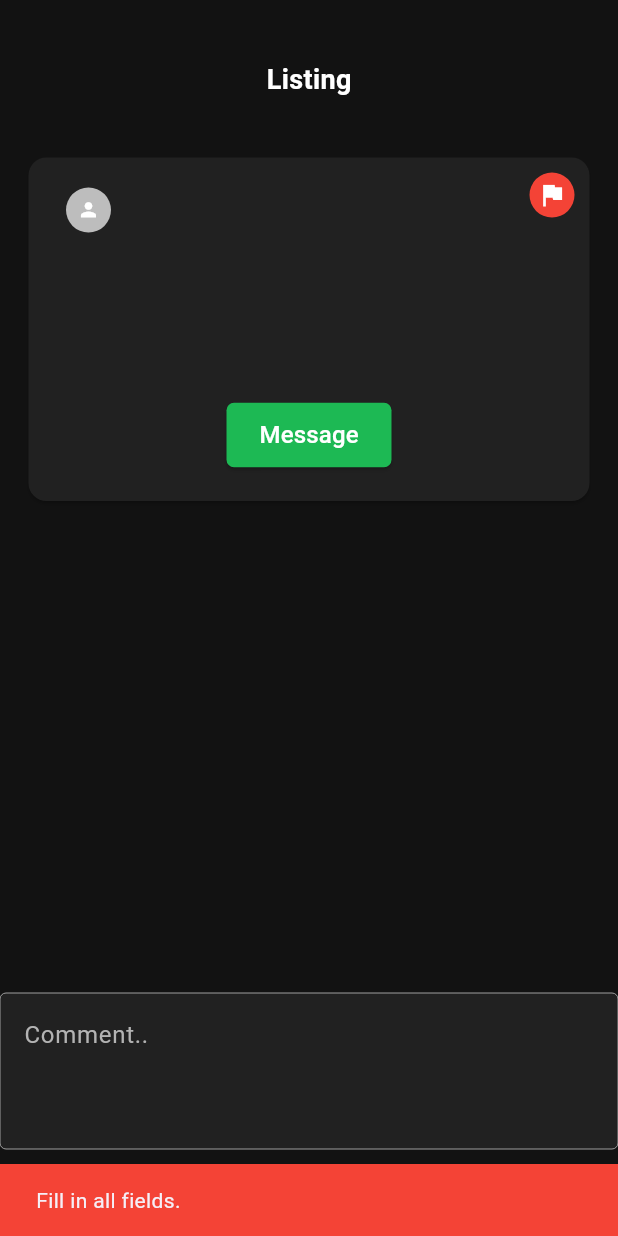
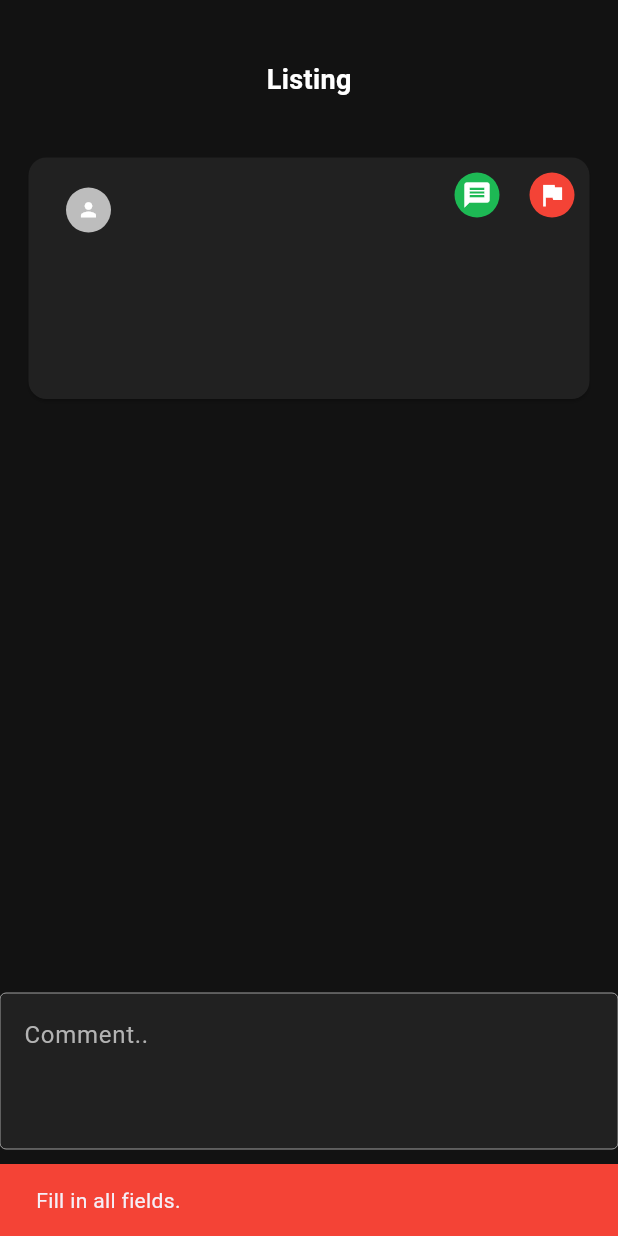
Before and after one commit to asaintpi/Eco_Connect115A, a Flutter app: the ViewPost screen opened directly with empty values, after a tap on "Comment", on a phone screen of 412 x 824 dp. Run offline on Flutter 3.47's test engine with Material 3 defaults, Android fonts, the phone set to English and light mode, and no system bars; drawn by our look-alikes of firebase_database; our stand-ins replace cloud_firestore, firebase_auth, firebase_core, firebase_messaging, firebase_storage, flutter_local_notifications and 5 more; missing offline and left inert: firebase_auth_platform_interface; accounts and stored records are empty.

Commit message:
restyle message button

```diff
--- a/lib/post_listing.dart
+++ b/lib/post_listing.dart
@@ -3,114 +3,87 @@ import 'package:flutter/material.dart';
 import 'chat.dart';
 
 class PostListing extends StatefulWidget {
+  const PostListing({Key? key, required this.post, required this.postKey}) : super(key: key);
 
-  const PostListing({super.key, required Map this.post, required String this.postKey});
   final Map post;
   final String postKey;
 
-
   @override
-  _PostListingState createState() => _PostListingState(post: post, postKey: postKey);
+  _PostListingState createState() => _PostListingState();
 }
 
 class _PostListingState extends State<PostListing> {
-  _PostListingState({required Map this.post, required String this.postKey});
-  Map post;
-  String postKey;
+  late Map post;
+  late String postKey;
 
-
+  @override
+  void initState() {
+    super.initState();
+    post = widget.post;
+    postKey = widget.postKey;
+  }
 
   @override
   Widget build(BuildContext context) {
-
-    return  Container(
+    return Container(
       padding: const EdgeInsets.all(15),
       child: GestureDetector(
         onTap: () {
           Navigator.push(
             context,
-              MaterialPageRoute(builder: (context) =>
-                  ViewPost(post: post, postKey: postKey),
-              )
+            MaterialPageRoute(
+              builder: (context) => ViewPost(post: post, postKey: postKey),
+            ),
           );
         },
-        child: Card (
-          color: Color(0xFF212121),
-
+        child: Card(
+          color: const Color(0xFF212121),
           child: Stack(
             children: [
               Column(
                 children: [
-                const SizedBox(height: 20,),
+                  const SizedBox(height: 20),
                   Row(
                     children: [
-                      const SizedBox(width: 25,),
+                      const SizedBox(width: 25),
                       CircleAvatar(
                         radius: 15,
                         backgroundColor: Colors.grey[400],
-                        // Set the circle color to a shade of grey
                         child: const Icon(
                           Icons.person,
                           size: 15,
                           color: Colors.white,
                         ),
                       ),
-                      const SizedBox(width: 20, height: 20,),
-                      Text(post['author'],
+                      const SizedBox(width: 20),
+                      Text(
+                        post['author'],
                         style: const TextStyle(
-                          color: Color(0xFFB3B3B3),),
+                          color: Color(0xFFB3B3B3),
+                        ),
                         textAlign: TextAlign.left,
                       ),
-                    ]
+                    ],
                   ),
                   const SizedBox(height: 20),
                   Row(
                     children: [
-                    const SizedBox(height: 20, width: 20),
-                    Text(post['title'] + '\n',
+                      const SizedBox(width: 20),
+                      Expanded(
+                        child: Text(
+                          post['title'] + '\n',
                           style: const TextStyle(
-                        color: Color(0xFFB3B3B3),),
-                    ),
-                  ],
-                ),
-                Text(post['body'],
-                  style: const TextStyle(color: Color(0xFFB3B3B3),),
-                ),
-                SizedBox(height: 30),
-                Row(
-                  mainAxisAlignment: MainAxisAlignment.center,
-                  children: [
-                    Container(
-                      width: 110,
-                      child: ElevatedButton(
-                        onPressed: () {
-                          Navigator.push(
-                            context,
-                            MaterialPageRoute(builder: (context) =>
-                                ChatPage(
-                                  otherUserPhone: post['personal id'],)),
-                          );
-                        },
-                        style: ElevatedButton.styleFrom(
-                          backgroundColor: const Color(0xFF1DB954),
-                          padding: const EdgeInsets.symmetric(
-                              vertical: 10, horizontal: 20),
-                          shape: RoundedRectangleBorder(
-                            borderRadius: BorderRadius.circular(5.0),
-                          ),
-                        ),
-                        child: const Text(
-                          'Message',
-                          style: TextStyle(
-                            color: Colors.white,
-                            fontSize: 16,
-                          ),
+                            color: Color(0xFFB3B3B3),
                           ),
                         ),
                       ),
                     ],
                   ),
-                const SizedBox(height: 20, width: 20),
+                  Text(
+                    post['body'],
+                    style: const TextStyle(color: Color(0xFFB3B3B3)),
+                  ),
+                  const SizedBox(height: 30),
                 ],
               ),
               Positioned(
@@ -123,8 +96,33 @@ class _PostListingState extends State<PostListing> {
                   child: CircleAvatar(
                     radius: 15,
                     backgroundColor: Colors.red,
-                  child: Icon(
+                    child: const Icon(
                       Icons.flag,
+                      color: Colors.white,
+                      size: 20,
+                    ),
+                  ),
+                ),
+              ),
+              Positioned(
+                top: 10,
+                right: 60, // Adjust the position as needed
+                child: GestureDetector(
+                  onTap: () {
+                    Navigator.push(
+                      context,
+                      MaterialPageRoute(
+                        builder: (context) => ChatPage(
+                          otherUserPhone: post['personal id'],
+                        ),
+                      ),
+                    );
+                  },
+                  child: CircleAvatar(
+                    radius: 15,
+                    backgroundColor: const Color(0xFF1DB954),
+                    child: const Icon(
+                      Icons.message,
                       color: Colors.white,
                       size: 20,
                     ),
@@ -135,13 +133,10 @@ class _PostListingState extends State<PostListing> {
           ),
         ),
       ),
-
     );
   }
-
 
   void _reportPost(Map post) {
     print('Reported post: ${post['key']}');
   }
-
 }
```
Lines whose indentation alone changed are shown as unchanged.
